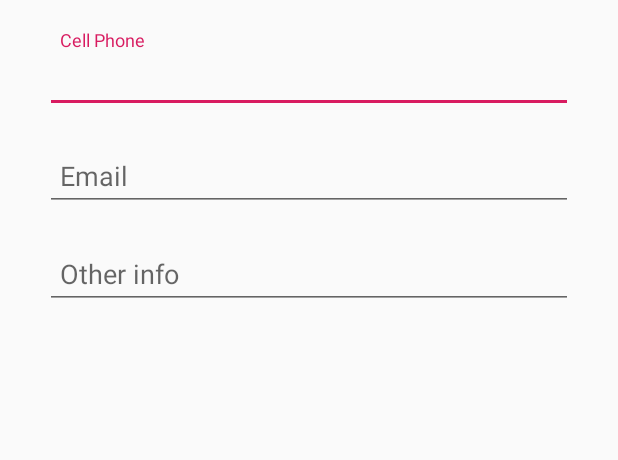
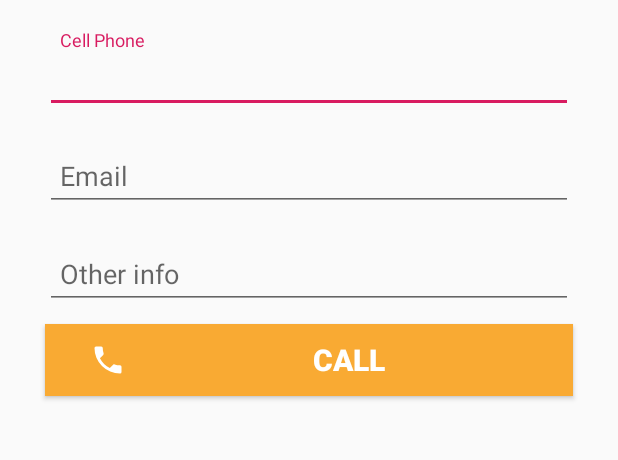
Before and after one commit to Divinkas/RandomUsersApp, an Android app: the UserDetailsActivity screen opened directly, with no data from a screen before it, on a phone screen of 412 x 824 dp, the part 421-881 px from its top. Run offline under Robolectric (Android 15) with nearby library versions, the phone set to English and light mode, and no system bars; our stand-ins replace CircleImageView; network calls fail; pictures from the network do not load.

Commit message:
add btn call for activity

```diff
--- a/app/build.gradle
+++ b/app/build.gradle
@@ -17,8 +17,8 @@ android {
         }
     }
     compileOptions {
-        targetCompatibility 1.8
-        sourceCompatibility 1.8
+        sourceCompatibility JavaVersion.VERSION_1_8
+        targetCompatibility JavaVersion.VERSION_1_8
     }
 }
 
--- a/app/src/main/AndroidManifest.xml
+++ b/app/src/main/AndroidManifest.xml
@@ -3,6 +3,7 @@
     xmlns:tools="http://schemas.android.com/tools"
     package="com.example.user.randomusersapp">
 
+    <uses-permission android:name="android.permission.CALL_PHONE" />
     <uses-permission android:name="android.permission.INTERNET" />
     <uses-permission android:name="android.permission.ACCESS_NETWORK_STATE" />
     <uses-permission android:name="android.permission.ACCESS_WIFI_STATE" />
--- a/app/src/main/java/com/example/user/randomusersapp/View/Adapter/UsersAdapter.java
+++ b/app/src/main/java/com/example/user/randomusersapp/View/Adapter/UsersAdapter.java
@@ -40,9 +40,8 @@ public class UsersAdapter extends RecyclerView.Adapter<UsersAdapter.UsersViewHol
         Glide.with(context).load(list.get(position).picture.medium).apply(Constants.options).into(holder.user_image);
         holder.tv_user_full_name.setText(list.get(position).name.first + " " + list.get(position).name.last);
         holder.ll_container.setOnClickListener(v -> {
-            UserItem clicked_item = list.get(position);
             Intent intent = new Intent(context, UserDetailsActivity.class);
-            intent.putExtra(Constants.user_key, clicked_item);
+            intent.putExtra(Constants.user_key, list.get(position));
             context.startActivity(intent);
         });
     }
@@ -69,7 +68,7 @@ public class UsersAdapter extends RecyclerView.Adapter<UsersAdapter.UsersViewHol
         TextView tv_user_full_name;
         CircleImageView user_image;
 
-        public UsersViewHolder(@NonNull View itemView) {
+        UsersViewHolder(@NonNull View itemView) {
             super(itemView);
             tv_user_full_name = itemView.findViewById(R.id.tv_user_full_name);
             user_image = itemView.findViewById(R.id.cv_user_image);
--- a/app/src/main/java/com/example/user/randomusersapp/View/UserDetailsActivity.java
+++ b/app/src/main/java/com/example/user/randomusersapp/View/UserDetailsActivity.java
@@ -1,32 +1,40 @@
 package com.example.user.randomusersapp.View;
 
+import android.Manifest;
 import android.annotation.SuppressLint;
+import android.content.Intent;
+import android.content.pm.PackageManager;
+import android.net.Uri;
+import android.os.Build;
 import android.os.Bundle;
+import android.widget.Button;
 import android.widget.TextView;
 
 import com.bumptech.glide.Glide;
-import com.bumptech.glide.request.RequestOptions;
 import com.example.user.randomusersapp.Model.Constants;
 import com.example.user.randomusersapp.Model.Data.UserItem;
 import com.example.user.randomusersapp.R;
 
 import java.text.ParseException;
 import java.text.SimpleDateFormat;
-import java.time.Instant;
 import java.util.Date;
 
+import androidx.annotation.NonNull;
 import androidx.appcompat.app.AppCompatActivity;
 import androidx.appcompat.widget.AppCompatEditText;
-
 import de.hdodenhof.circleimageview.CircleImageView;
 
 public class UserDetailsActivity extends AppCompatActivity {
+    private static final int CALL_PERMISSION = 100;
+    private UserItem userItem;
+
     CircleImageView cv_user_big_image;
     TextView tv_user_pib;
     TextView tv_user_age;
     AppCompatEditText apc_user_phone;
     AppCompatEditText apc_user_mail;
     AppCompatEditText apc_user_birthday;
+    Button btn_call;
 
     @SuppressLint({"SetTextI18n", "SimpleDateFormat"})
     @Override
@@ -34,26 +42,49 @@ public class UserDetailsActivity extends AppCompatActivity {
         super.onCreate(savedInstanceState);
         setContentView(R.layout.activity_user_details);
         init_view();
-        UserItem userItem = getIntent().getParcelableExtra(Constants.user_key);
+        userItem = getIntent().getParcelableExtra(Constants.user_key);
         if (userItem != null) {
             Glide.with(this).load(userItem.picture.large).apply(Constants.options).into(cv_user_big_image);
             tv_user_pib.setText(userItem.name.first + " " + userItem.name.last);
             tv_user_age.setText(userItem.dob.getAge() + " years old");
             apc_user_mail.setText(userItem.email);
-            //"date":"1985-08-24T14:47:08Z"
+            apc_user_birthday.setText(get_right_date_format(userItem.dob.getDate()));
+            apc_user_phone.setText(userItem.phone);
+            btn_call.setOnClickListener(view -> call_by_number(userItem.phone));
+        }
+    }
+
+    @SuppressLint("SimpleDateFormat")
+    private String get_right_date_format(String date_val) {
         SimpleDateFormat format1 = new SimpleDateFormat("yyyy-MM-dd'T'hh:mm:ss'Z'");
         SimpleDateFormat format2 = new SimpleDateFormat("yyyy-MM-dd");
         Date date = null;
         try {
-                date = format1.parse(userItem.dob.getDate());
+            date = format1.parse(date_val);
         } catch (ParseException e) {
             e.printStackTrace();
         }
-            System.out.println(format2.format(date));
+        return format2.format(date);
+    }
 
-            apc_user_birthday.setText(format2.format(date));
-            apc_user_phone.setText(userItem.phone);
+    private void call_by_number(String tell) {
+        if (Build.VERSION.SDK_INT >= Build.VERSION_CODES.M) {
+            if (checkSelfPermission(Manifest.permission.CALL_PHONE) != PackageManager.PERMISSION_GRANTED) {
+                requestPermissions(new String[]{Manifest.permission.CALL_PHONE}, CALL_PERMISSION);
+                return;
             }
+        }
+        Intent callIntent = new Intent(Intent.ACTION_CALL);
+        callIntent.setData(Uri.parse("tel:" + tell));
+        startActivity(callIntent);
+    }
+
+    @Override
+    public void onRequestPermissionsResult(int requestCode, @NonNull String[] permissions, @NonNull int[] grantResults) {
+        if (requestCode == CALL_PERMISSION) {
+            call_by_number(userItem.phone);
+        }
+        super.onRequestPermissionsResult(requestCode, permissions, grantResults);
     }
 
     private void init_view() {
@@ -63,5 +94,6 @@ public class UserDetailsActivity extends AppCompatActivity {
         apc_user_phone = findViewById(R.id.apc_user_phone);
         apc_user_mail = findViewById(R.id.apc_user_mail);
         apc_user_birthday = findViewById(R.id.apc_user_birthday);
+        btn_call = findViewById(R.id.btn_call);
     }
 }
--- /dev/null
+++ b/app/src/main/res/drawable/phone.xml
@@ -0,0 +1,8 @@
+<!-- drawable/phone.xml -->
+<vector xmlns:android="http://schemas.android.com/apk/res/android"
+    android:height="24dp"
+    android:width="24dp"
+    android:viewportWidth="24"
+    android:viewportHeight="24">
+    <path android:fillColor="#fff" android:pathData="M6.62,10.79C8.06,13.62 10.38,15.94 13.21,17.38L15.41,15.18C15.69,14.9 16.08,14.82 16.43,14.93C17.55,15.3 18.75,15.5 20,15.5A1,1 0 0,1 21,16.5V20A1,1 0 0,1 20,21A17,17 0 0,1 3,4A1,1 0 0,1 4,3H7.5A1,1 0 0,1 8.5,4C8.5,5.25 8.7,6.45 9.07,7.57C9.18,7.92 9.1,8.31 8.82,8.59L6.62,10.79Z" />
+</vector>
--- a/app/src/main/res/layout/activity_user_details.xml
+++ b/app/src/main/res/layout/activity_user_details.xml
@@ -1,12 +1,15 @@
 <?xml version="1.0" encoding="utf-8"?>
-<LinearLayout xmlns:android="http://schemas.android.com/apk/res/android"
+<androidx.core.widget.NestedScrollView xmlns:android="http://schemas.android.com/apk/res/android"
     xmlns:app="http://schemas.android.com/apk/res-auto"
     xmlns:tools="http://schemas.android.com/tools"
-    android:orientation="vertical"
     android:layout_width="match_parent"
     android:layout_height="match_parent"
     android:layout_gravity="center_vertical"
     tools:context=".View.UserDetailsActivity">
+    <LinearLayout
+        android:layout_width="match_parent"
+        android:layout_height="wrap_content"
+        android:orientation="vertical">
 
         <de.hdodenhof.circleimageview.CircleImageView
             android:id="@+id/cv_user_big_image"
@@ -44,6 +47,7 @@
                 android:id="@+id/apc_user_phone"
                 android:layout_width="match_parent"
                 android:layout_height="wrap_content"
+                android:inputType="phone"
                 android:textSize="18sp"
                 android:padding="10dp"
                 android:layout_marginStart="30dp"
@@ -84,4 +88,21 @@
                 android:layout_marginEnd="30dp"
                 android:hint="@string/other_info"/>
         </com.google.android.material.textfield.TextInputLayout>
+        <Button
+            android:id="@+id/btn_call"
+            android:layout_width="match_parent"
+            android:layout_height="wrap_content"
+            android:text="@string/call"
+            android:textSize="20sp"
+            android:textStyle="bold"
+            android:textColor="@color/col_white"
+            android:background="@color/col_bg_btn"
+            android:drawableLeft="@drawable/phone"
+            android:paddingStart="30dp"
+            android:layout_marginStart="30dp"
+            android:layout_marginEnd="30dp"
+            android:layout_marginTop="10dp"
+            android:layout_marginBottom="20dp"
+            tools:ignore="RtlHardcoded,RtlSymmetry" />
     </LinearLayout>
+</androidx.core.widget.NestedScrollView>
--- a/app/src/main/res/values/colors.xml
+++ b/app/src/main/res/values/colors.xml
@@ -9,4 +9,6 @@
     <color name="col_dark">#202020</color>
     <color name="col_gray">#a1a1a1</color>
 
+    <color name="col_bg_btn">#F9AA33</color>
+
 </resources>
--- a/app/src/main/res/values/strings.xml
+++ b/app/src/main/res/values/strings.xml
@@ -3,4 +3,5 @@
     <string name="cell_phone">Cell Phone</string>
     <string name="mail">Email</string>
     <string name="other_info">Other info</string>
+    <string name="call">Call</string>
 </resources>
```
Lines whose indentation alone changed are shown as unchanged.
